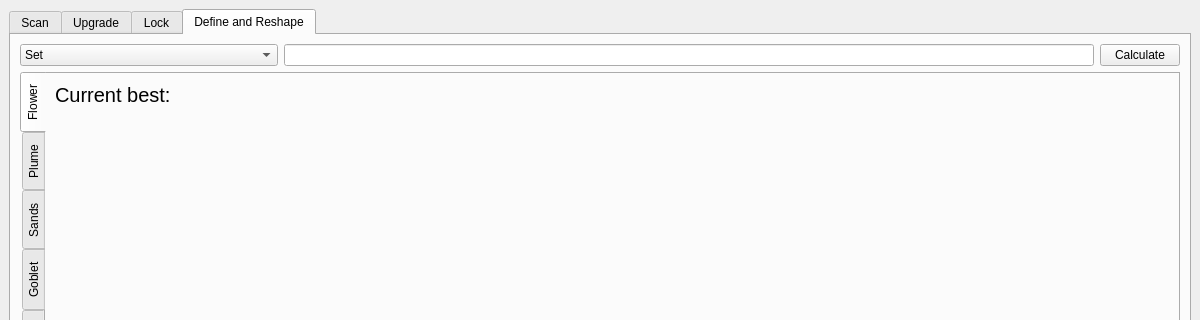
This is mainwindow.ui in pricyspark/ArtifactSort-GI as Qt 5 draws it before an edit; both pictures show x 0 to 1200 and y 0 to 320 of the 1200 by 800 pixel window. The edited form follows.
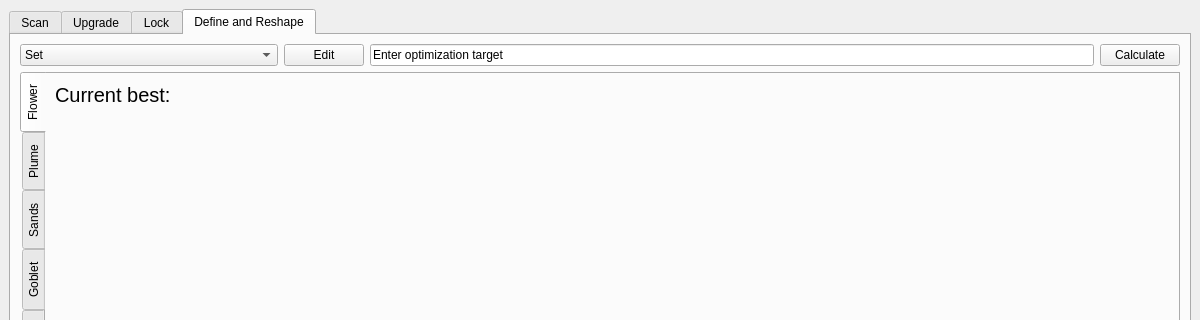
This is the edited form. The open tabs and pages were chosen to show the change.

Commit message: Add optimization target dialog box and add higher level caching

Patch:
```diff
--- a/mainwindow.ui
+++ b/mainwindow.ui
@@ -638,7 +638,7 @@
        </attribute>
        <layout class="QVBoxLayout" name="verticalLayout" stretch="0,0">
         <item>
-         <layout class="QHBoxLayout" name="defineInput" stretch="0,1,0">
+         <layout class="QHBoxLayout" name="defineInput" stretch="0,0,1,0">
           <item>
            <widget class="QComboBox" name="setCombo">
             <property name="sizePolicy">
@@ -954,7 +954,18 @@
            </widget>
           </item>
           <item>
-           <widget class="QLineEdit" name="targetLine"/>
+           <widget class="QPushButton" name="targetButton">
+            <property name="text">
+             <string>Edit</string>
+            </property>
+           </widget>
+          </item>
+          <item>
+           <widget class="QLineEdit" name="targetLine">
+            <property name="text">
+             <string>Enter optimization target</string>
+            </property>
+           </widget>
           </item>
           <item>
            <widget class="QPushButton" name="calcTargetButton">
```
The commit also changes 7 other files.
